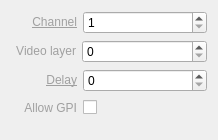
This is trunk/Widgets/Inspector/InspectorOutputWidget.ui in cambell-prince/casparcg-client as Qt 5 draws it before an edit. The edited form follows.
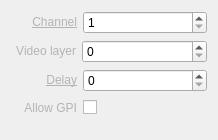
This is the edited form.

What changed in the file:
```diff
--- a/trunk/Widgets/Inspector/InspectorOutputWidget.ui
+++ b/trunk/Widgets/Inspector/InspectorOutputWidget.ui
@@ -38,7 +38,7 @@
      <item>
       <widget class="QLabel" name="labelChannel">
        <property name="text">
-        <string>&lt;a href=&quot;Channel&quot; style=&quot;color: #A0A0A0;&quot;&gt;Channel&lt;/a&gt;</string>
+        <string>&lt;a href=&quot;Channel&quot; style=&quot;color: #B4B4B4;&quot;&gt;Channel&lt;/a&gt;</string>
        </property>
        <property name="alignment">
         <set>Qt::AlignRight|Qt::AlignTrailing|Qt::AlignVCenter</set>
@@ -84,7 +84,7 @@
      <item>
       <widget class="QLabel" name="labelVideolayer">
        <property name="text">
-        <string>&lt;a href=&quot;Video layer&quot; style=&quot;color: #A0A0A0;&quot;&gt;Video layer&lt;/a&gt;</string>
+        <string>&lt;a href=&quot;Video layer&quot; style=&quot;color: #B4B4B4;&quot;&gt;Video layer&lt;/a&gt;</string>
        </property>
        <property name="alignment">
         <set>Qt::AlignRight|Qt::AlignTrailing|Qt::AlignVCenter</set>
@@ -127,7 +127,7 @@
      <item>
       <widget class="QLabel" name="labelDelay">
        <property name="text">
-        <string>&lt;a href=&quot;Delay&quot; style=&quot;color: #A0A0A0;&quot;&gt;Delay&lt;/a&gt;</string>
+        <string>&lt;a href=&quot;Delay&quot; style=&quot;color: #B4B4B4;&quot;&gt;Delay&lt;/a&gt;</string>
        </property>
        <property name="alignment">
         <set>Qt::AlignRight|Qt::AlignTrailing|Qt::AlignVCenter</set>
@@ -170,7 +170,7 @@
      <item>
       <widget class="QLabel" name="labelAllowGpi">
        <property name="text">
-        <string>&lt;a href=&quot;Allow GPI&quot; style=&quot;color: #A0A0A0;&quot;&gt;Allow GPI&lt;/a&gt;</string>
+        <string>&lt;a href=&quot;Allow GPI&quot; style=&quot;color: #B4B4B4;&quot;&gt;Allow GPI&lt;/a&gt;</string>
        </property>
        <property name="alignment">
         <set>Qt::AlignRight|Qt::AlignTrailing|Qt::AlignVCenter</set>
```
